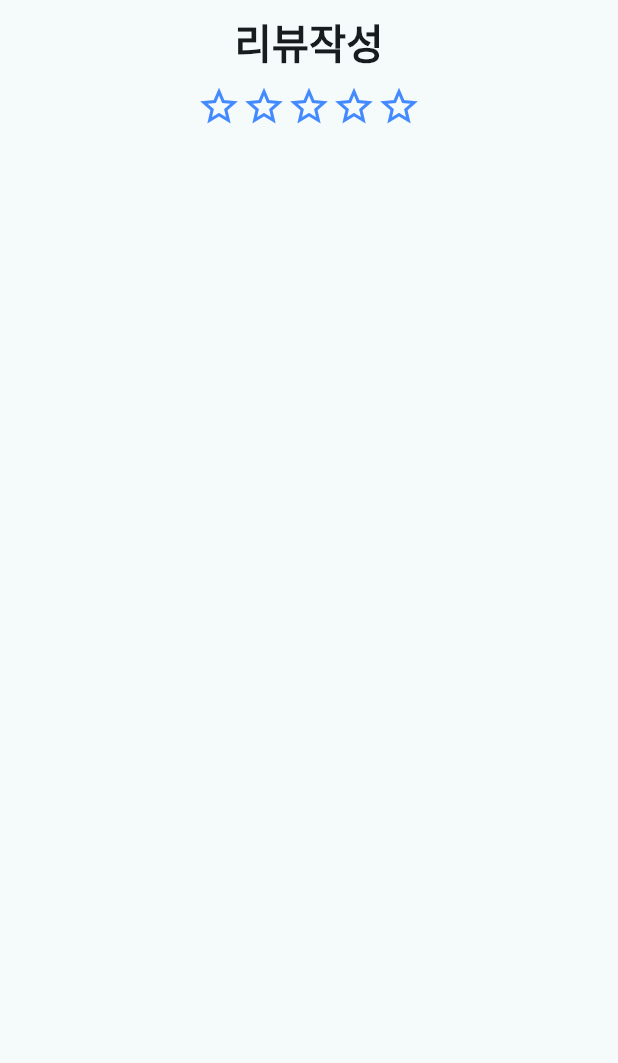
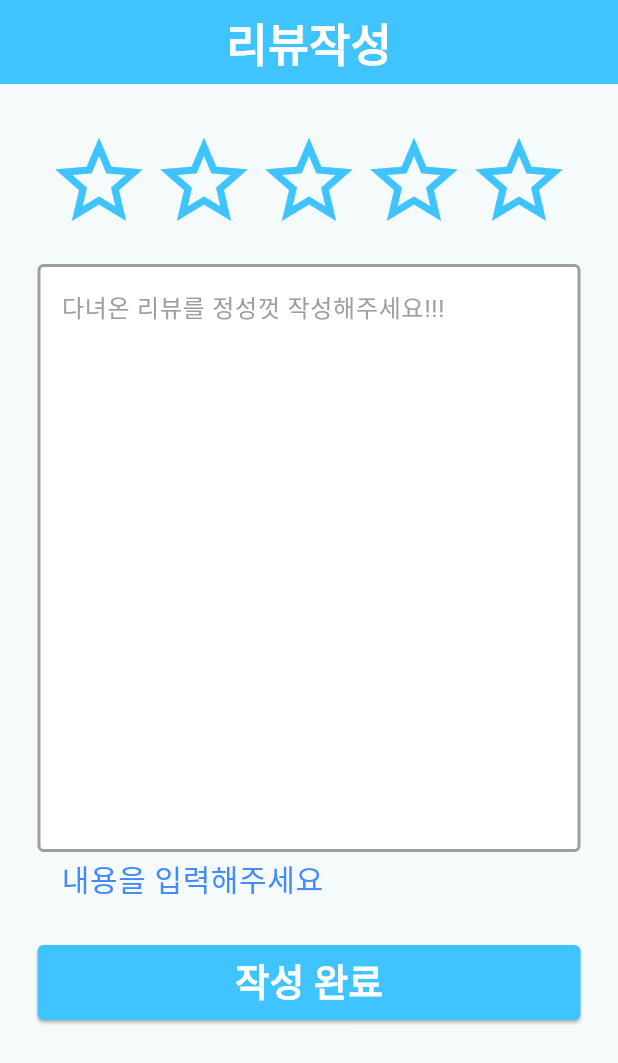
Before and after one commit to ehdtjr/real, a Flutter app: the MyPage screen opened directly, on a phone screen of 412 x 824 dp. Shown: the top 1063 px of the screen. Run offline on Flutter 3.47's test engine with Material 2 defaults, Android fonts, the phone set to English and light mode, and no system bars; drawn by our look-alikes of flutter_rating_bar; our stand-ins replace firebase_core, image_picker; accounts and stored records are empty.

Commit message:
Fourth upload

```diff
--- a/lib/login.dart
+++ b/lib/login.dart
@@ -83,7 +83,7 @@ class _LogInState extends State<LogIn> {
                                             context,
                                             MaterialPageRoute(
                                                 builder: (BuildContext context) =>
-                                                    riview_write()));
+                                                    FormScreen(title: 'riview_write',)));
                                       }
                                       else if (id.text == 'hoseo@naver.com' && password.text != '1234') {
                                         showSnackBar(context, Text('Wrong password'));
--- a/lib/main.dart
+++ b/lib/main.dart
@@ -18,6 +18,7 @@ class MyApp extends StatelessWidget {
       theme: ThemeData(
         colorScheme: ColorScheme.fromSeed(seedColor: Colors.white),
         useMaterial3: true,
+
       ),
       routes: {
         '/':(context)=> Firstview(),
--- a/lib/riview/riview_write.dart
+++ b/lib/riview/riview_write.dart
@@ -4,39 +4,143 @@ import 'dart:developer';
 import 'dart:io';
 import 'package:image_picker/image_picker.dart';
 
-class riview_write extends StatelessWidget {
+class FormScreen extends StatefulWidget {
+  const FormScreen({Key? key, required this.title}) : super(key: key);
+  final String title;
+
+  @override
+  State<FormScreen> createState() => riview_write();
+}
+
+class riview_write extends State<FormScreen> {
+  final formkey = GlobalKey<FormState>();
+
+  String content = '';
+
   @override
   Widget build(BuildContext context) {
     return Scaffold(
         appBar: AppBar(
           automaticallyImplyLeading: false,
+          backgroundColor: Colors.lightBlueAccent,
           title: Center(
               child: Text('리뷰작성',
                   style: TextStyle(
                     fontWeight: FontWeight.bold,
-                  fontSize: 27,
+                    fontSize: 30,
+                    color: Colors.white,
                   ))),
         ),
-      body: Center(child: Column(
+        body: Form(
+          key: formkey,
+          child: Column(
+            children: [
+              Padding(
+                  padding: const EdgeInsets.fromLTRB(25, 30, 25, 30),
+                  child: Column(
+                    children: [
+                      Padding(
+                        padding: EdgeInsets.fromLTRB(0, 0, 0, 20),
+                        child: Column(
                           children: [
                             RatingBar(
                               initialRating: 0,
                               minRating: 0,
                               maxRating: 5,
                               allowHalfRating: true,
-            itemSize: 30.0,
+                              itemSize: 70.0,
                               ratingWidget: RatingWidget(
-              full: const Icon(Icons.star, color: Colors.blueAccent),
-              half: const Icon(Icons.star_half, color: Colors.blueAccent),
-              empty: const Icon(Icons.star_border, color: Colors.blueAccent),
+                                full: const Icon(Icons.star,
+                                    color: Colors.lightBlueAccent),
+                                half: const Icon(Icons.star_half,
+                                    color: Colors.lightBlueAccent),
+                                empty: const Icon(Icons.star_border,
+                                    color: Colors.lightBlueAccent),
                               ),
                               onRatingUpdate: (rating) {
-              // Rating is updated
-              log('rating update to: $rating');
+                                //log('rating update to: $rating'); //$rating = 별점 값
                               },
                             ),
                           ],
-      ))
+                        ),
+                      ),
+                      TextFormField(
+                        autovalidateMode: AutovalidateMode.always,
+                        maxLines: 15,
+                        cursorColor: Colors.black,
+                        decoration: InputDecoration(
+                            filled: true,
+                            fillColor: Colors.white,
+                            focusColor: Colors.black,
+
+                            errorStyle: TextStyle(
+                              fontSize: 20,
+                              color: Colors.blueAccent,
+                            ),
+                            hintText: "다녀온 리뷰를 정성껏 작성해주세요!!!",
+                            hintStyle: TextStyle(
+                              fontSize: 16,
+                              color: Colors.grey,
+                            ),
+
+                            enabledBorder: OutlineInputBorder(
+                                borderSide:
+                                    BorderSide(width: 2, color: Colors.grey),
+                                borderRadius: BorderRadius.circular(4)),
+                            focusedBorder: OutlineInputBorder(
+                                borderSide:
+                                    BorderSide(width: 2, color: Colors.black),
+                                borderRadius: BorderRadius.circular(4)),
+                            errorBorder: OutlineInputBorder(
+                                borderSide:
+                                    BorderSide(width: 2, color: Colors.grey),
+                                borderRadius: BorderRadius.circular(4)),
+                            focusedErrorBorder: OutlineInputBorder(
+                                borderSide:
+                                    BorderSide(width: 2, color: Colors.black),
+                                borderRadius: BorderRadius.circular(4))),
+                        onSaved: (value) {
+                          // 내용 작성하면 content에 저장
+                          setState(() {
+                            content = value as String;
+                          });
+                        },
+                        validator: (value) {
+                          if (value == null || value.isEmpty) {
+                            return '내용을 입력해주세요';
+                          }
+                          return null;
+                        },
+                      ),
+                      // TextFormField(maxLength: 5,decoration: InputDecoration(
+                      //   counterText: 'counter',
+                      // ),),
+                      SizedBox(height: 30), //여백 줄려고 넣음
+
+                      ElevatedButton(
+                        onPressed: () {
+                          if (formkey.currentState!.validate()) {
+                            // validation 이 성공하면 폼 저장하기
+                            formkey.currentState!.save();
+                            ScaffoldMessenger.of(context).showSnackBar(
+                              SnackBar(content: Text('작성이 완료 되었습니다.')),
                             );
                           }
+                        },
+                        style: ElevatedButton.styleFrom(
+                          backgroundColor: Colors.lightBlueAccent,
+                          minimumSize: Size.fromHeight(50), // 높이만 50으로 설정
+                          shape: RoundedRectangleBorder(// shape : 버튼의 모양을 디자인 하는 기능
+                              borderRadius: BorderRadius.circular(4.0)),
+                          shadowColor: Colors.grey,
+
+                        ),
+                        child: const Text('작성 완료',style: TextStyle(fontSize: 25,color: Colors.white,fontWeight: FontWeight.bold),),
+                      ),
+                    ],
+                  )),
+            ],
+          ),
+        ));
   }
+}
--- a/lib/tab/mypage.dart
+++ b/lib/tab/mypage.dart
@@ -6,10 +6,10 @@ class MyPage extends StatelessWidget {
   @override
   Widget build(BuildContext context) {
     return Scaffold(
-      backgroundColor: Color(0xffa6feff),
+      backgroundColor: Colors.lightBlueAccent,
       body: Center(
         child: Center(
-          child: riview_write(),
+          child: FormScreen(title: 'riview_write',),
         ),
       ),
     );
```
Lines whose indentation alone changed are shown as unchanged.
